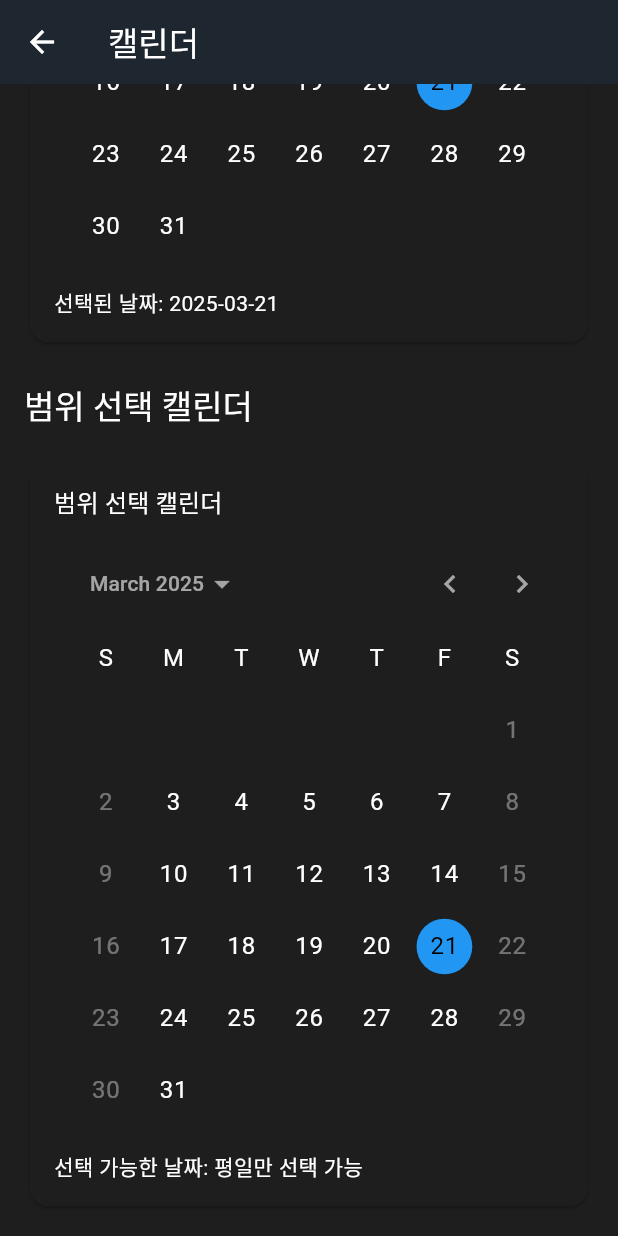
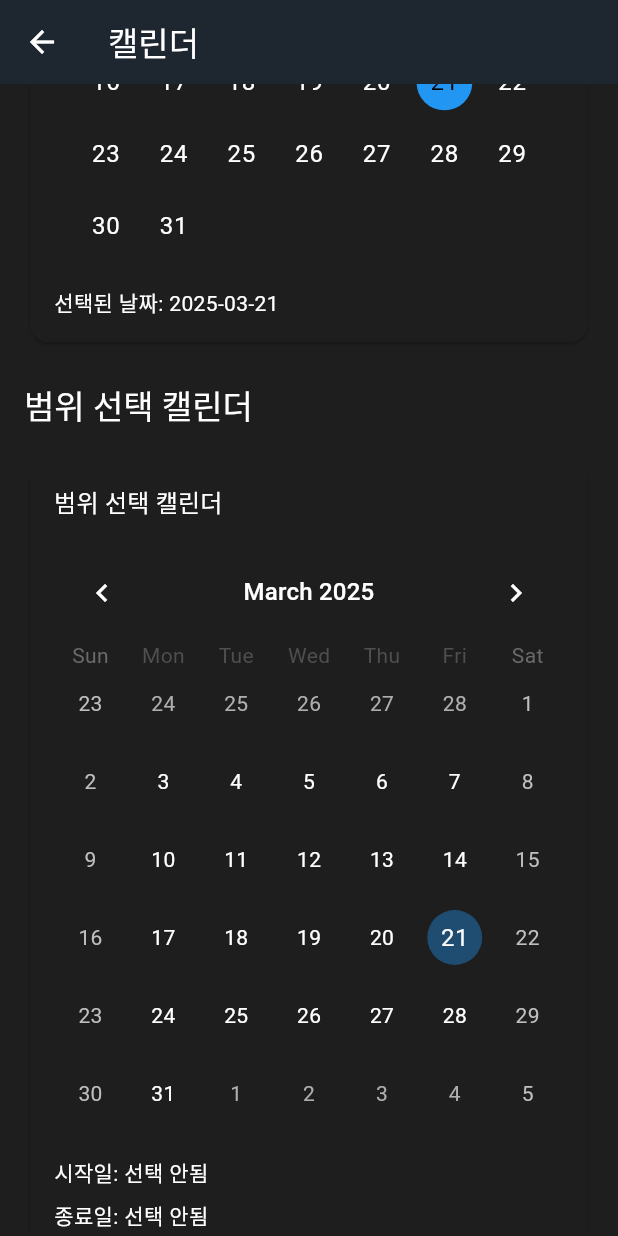
Before and after one commit to blueberry-team/blueberry_template, a Flutter app: the CalendarScreen screen opened directly, scrolled down 931 dp, on a phone screen of 412 x 824 dp. Run offline on Flutter 3.47's test engine with Material 3 defaults, Android fonts, the phone set to English and light mode, and no system bars; drawn by our look-alikes of table_calendar; our stand-ins replace fl_chart, flutter_riverpod, google_fonts.

Commit message:
[fix] : 범위 캘린더 제대로 범위 지정하도록 수정

```diff
--- a/lib/design/calendars/range_calendar_card.dart
+++ b/lib/design/calendars/range_calendar_card.dart
@@ -1,4 +1,6 @@
 import 'package:flutter/material.dart';
+import 'package:intl/intl.dart';
+import 'package:table_calendar/table_calendar.dart';
 
 /// 범위 선택 캘린더 카드 컴포넌트
 class RangeCalendarCard extends StatefulWidget {
@@ -14,8 +16,8 @@ class RangeCalendarCard extends StatefulWidget {
   /// 종료 날짜
   final DateTime lastDate;
 
-  /// 날짜 변경 이벤트 콜백
-  final ValueChanged<DateTime>? onDateChanged;
+  /// 날짜 범위 변경 이벤트 콜백
+  final void Function(DateTime? start, DateTime? end)? onRangeChanged;
 
   /// 선택 가능한 날짜 필터링 함수
   final bool Function(DateTime)? selectableDayPredicate;
@@ -30,7 +32,7 @@ class RangeCalendarCard extends StatefulWidget {
     required this.initialDate,
     required this.firstDate,
     required this.lastDate,
-    this.onDateChanged,
+    this.onRangeChanged,
     this.selectableDayPredicate,
     required this.description,
   });
@@ -41,13 +43,22 @@ class RangeCalendarCard extends StatefulWidget {
 
 /// RangeCalendarCard의 상태 클래스
 class _RangeCalendarCardState extends State<RangeCalendarCard> {
+  /// 선택된 시작일
+  DateTime? _rangeStart;
+
+  /// 선택된 종료일
+  DateTime? _rangeEnd;
+
   /// 현재 포커스된 날짜
-  late DateTime _focusedDate;
+  late DateTime _focusedDay;
+
+  // 날짜 포맷터
+  final DateFormat _dateFormat = DateFormat('yyyy-MM-dd');
 
   @override
   void initState() {
     super.initState();
-    _focusedDate = widget.initialDate;
+    _focusedDay = widget.initialDate;
   }
 
   @override
@@ -60,18 +71,87 @@ class _RangeCalendarCardState extends State<RangeCalendarCard> {
           children: [
             Text(widget.title, style: Theme.of(context).textTheme.titleMedium),
             const SizedBox(height: 16),
-            CalendarDatePicker(
-              initialDate: _focusedDate,
-              firstDate: widget.firstDate,
-              lastDate: widget.lastDate,
-              onDateChanged: (date) {
+
+            // 테이블 캘린더 위젯 사용
+            TableCalendar(
+              firstDay: widget.firstDate,
+              lastDay: widget.lastDate,
+              focusedDay: _focusedDay,
+              selectedDayPredicate: (day) {
+                // 시작일과 종료일이 아닌 경우 선택된 상태로 표시하지 않음
+                return false;
+              },
+              rangeStartDay: _rangeStart,
+              rangeEndDay: _rangeEnd,
+              calendarFormat: CalendarFormat.month,
+              rangeSelectionMode: RangeSelectionMode.enforced,
+              enabledDayPredicate: widget.selectableDayPredicate,
+              onDaySelected: (selectedDay, focusedDay) {
                 setState(() {
-                  _focusedDate = date;
+                  _focusedDay = focusedDay;
                 });
-                widget.onDateChanged?.call(date);
               },
-              selectableDayPredicate: widget.selectableDayPredicate,
+              onRangeSelected: (start, end, focusedDay) {
+                setState(() {
+                  _rangeStart = start;
+                  _rangeEnd = end;
+                  _focusedDay = focusedDay;
+                });
+                widget.onRangeChanged?.call(start, end);
+              },
+              calendarStyle: CalendarStyle(
+                // 범위 내 날짜 스타일 지정
+                rangeHighlightColor: Theme.of(context).colorScheme.primary.withAlpha(50),
+                rangeStartDecoration: BoxDecoration(
+                  color: Theme.of(context).colorScheme.primary,
+                  shape: BoxShape.circle,
+                ),
+                rangeEndDecoration: BoxDecoration(
+                  color: Theme.of(context).colorScheme.primary,
+                  shape: BoxShape.circle,
+                ),
+                todayDecoration: BoxDecoration(
+                  color: Theme.of(context).colorScheme.primary.withAlpha(100),
+                  shape: BoxShape.circle,
+                ),
+                selectedDecoration: BoxDecoration(
+                  color: Theme.of(context).colorScheme.primary,
+                  shape: BoxShape.circle,
+                ),
+                // 주말 스타일
+                weekendTextStyle: const TextStyle(color: Colors.red),
+              ),
+              headerStyle: HeaderStyle(
+                formatButtonVisible: false,
+                titleCentered: true,
+                titleTextStyle: Theme.of(context).textTheme.titleMedium!,
+              ),
             ),
+
+            const SizedBox(height: 16),
+
+            // 선택된 범위 표시
+            _rangeStart != null
+                ? Text('시작일: ${_dateFormat.format(_rangeStart!)}',
+                    style: Theme.of(context).textTheme.bodyMedium)
+                : Text('시작일: 선택 안됨',
+                    style: Theme.of(context).textTheme.bodyMedium),
+            const SizedBox(height: 8),
+            _rangeEnd != null
+                ? Text('종료일: ${_dateFormat.format(_rangeEnd!)}',
+                    style: Theme.of(context).textTheme.bodyMedium)
+                : Text('종료일: 선택 안됨',
+                    style: Theme.of(context).textTheme.bodyMedium),
+
+            if (_rangeStart != null && _rangeEnd != null)
+              Padding(
+                padding: const EdgeInsets.only(top: 8),
+                child: Text(
+                  '선택 기간: ${_rangeEnd!.difference(_rangeStart!).inDays + 1}일',
+                  style: Theme.of(context).textTheme.bodyMedium,
+                ),
+              ),
+
             const SizedBox(height: 16),
             Text(
               widget.description,
@@ -82,4 +162,9 @@ class _RangeCalendarCardState extends State<RangeCalendarCard> {
       ),
     );
   }
+
+  /// 같은 날짜인지 확인하는 헬퍼 메서드
+  bool isSameDay(DateTime a, DateTime b) {
+    return a.year == b.year && a.month == b.month && a.day == b.day;
+  }
 }
--- a/lib/screens/calendar_screen.dart
+++ b/lib/screens/calendar_screen.dart
@@ -68,9 +68,11 @@ class _CalendarScreenState extends State<CalendarScreen> {
                       initialDate: _focusedDate,
                       firstDate: DateTime(2000),
                       lastDate: DateTime(2100),
-                      onDateChanged: (date) {
+                      onRangeChanged: (start, end) {
                         setState(() {
-                          _focusedDate = date;
+                          if (start != null) {
+                            _focusedDate = start;
+                          }
                         });
                       },
                       selectableDayPredicate: (date) {
--- a/pubspec.yaml
+++ b/pubspec.yaml
@@ -15,6 +15,8 @@ dependencies:
   fl_chart: ^0.70.2
   flutter_riverpod: ^2.6.1
   google_fonts: ^6.2.1
+  intl: ^0.20.2
+  table_calendar: ^3.2.0
 
 dev_dependencies:
   flutter_test:
```
